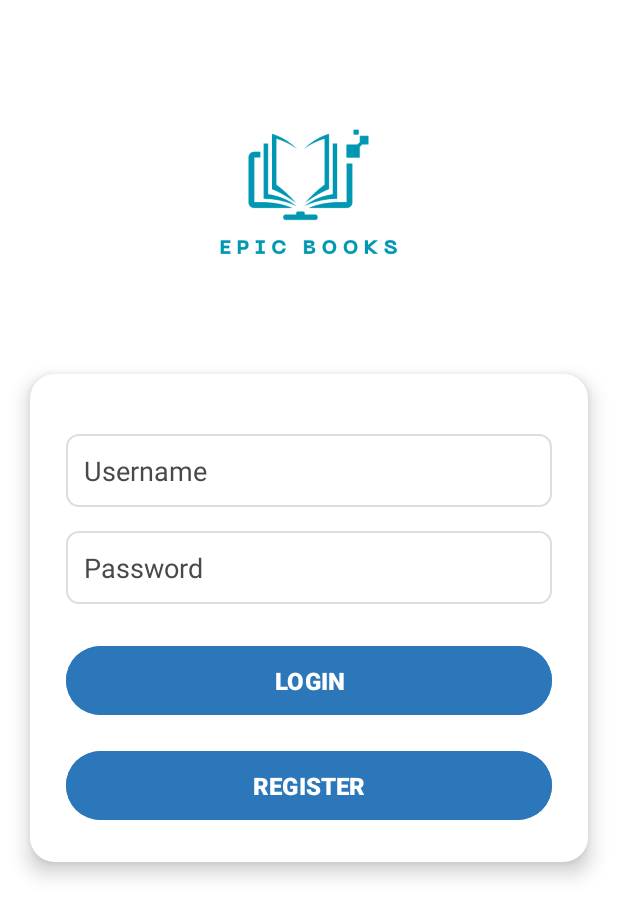
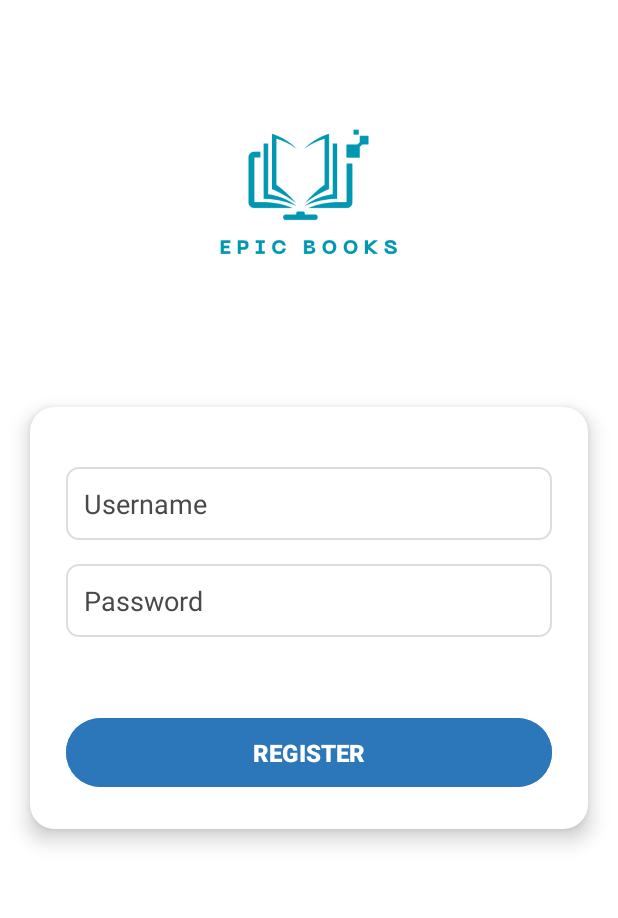
Before and after one commit to MinhajulKhairi/EpicBooks-Project, an Android app: the screen it shows after launch (RegisterActivity), after a tap on "REGISTER", on a phone screen of 412 x 824 dp. Shown: the top 918 px of the screen. Run offline under Robolectric (Android 15) with nearby library versions, the phone set to English and light mode, and no system bars; our stand-ins replace Picasso, Volley; pictures from the network do not load; 1 statement that could not run was skipped.

Commit message:
EpicBooks - Final PM

```diff
--- a/Final-PM/app/src/main/java/com/example/epicbooks/Api/BookApiService.java
+++ b/Final-PM/app/src/main/java/com/example/epicbooks/Api/BookApiService.java
@@ -7,6 +7,6 @@ import retrofit2.http.GET;
 import retrofit2.http.Query;
 
 public interface BookApiService {
-    @GET("volumes")
-    Call<BookResponse> getBooks(@Query("q") String query);
+    @GET("volumes") // untuk mencari dan mengambil daftar buku
+    Call<BookResponse> getBooks(@Query("q") String query); // untuk melakukan pencarian
 }
--- a/Final-PM/app/src/main/java/com/example/epicbooks/Fragment/HomeFragment.java
+++ b/Final-PM/app/src/main/java/com/example/epicbooks/Fragment/HomeFragment.java
@@ -68,6 +68,8 @@ public class HomeFragment extends Fragment {
         adapter = new BookAdapter(bookInfoArrayList, getContext());
         mRecyclerView.setAdapter(adapter);
 
+
+        // memberikan Data Default programming
         getBooksInfo("programming");
 
         logout = view.findViewById(R.id.btn_logout);
--- a/Final-PM/app/src/main/res/layout/activity_register.xml
+++ b/Final-PM/app/src/main/res/layout/activity_register.xml
@@ -51,17 +51,7 @@
             android:inputType="textPassword"
             android:layout_marginTop="16dp"/>
 
-        <Button
-            android:id="@+id/btn_login"
-            android:layout_width="match_parent"
-            android:layout_height="wrap_content"
-            android:text="LOGIN"
-            android:textSize="16sp"
-            android:textStyle="bold"
-            android:textColor="#FFFFFF"
-            android:backgroundTint="@color/colorPrimary"
-            android:padding="12dp"
-            android:layout_marginTop="24dp"/>
+
 
         <Button
             android:id="@+id/btn_register"
@@ -73,7 +63,7 @@
             android:textColor="#FFFFFF"
             android:backgroundTint="@color/colorPrimary"
             android:padding="12dp"
-            android:layout_marginTop="16dp"/>
+            android:layout_marginTop="50dp"/>
 
     </LinearLayout>
 </RelativeLayout>
--- a/Final-PM/app/src/main/res/layout/fragment_home.xml
+++ b/Final-PM/app/src/main/res/layout/fragment_home.xml
@@ -24,13 +24,15 @@
             android:paddingTop="16dp"
             android:scrollbars="vertical" />
 
-        <ProgressBar
-            android:id="@+id/idLoadingPB"
-            android:layout_width="wrap_content"
-            android:layout_height="wrap_content"
-            android:layout_centerInParent="true"
-            android:visibility="gone" />
+
     </FrameLayout>
+
+    <ProgressBar
+        android:id="@+id/idLoadingPB"
+        android:layout_width="wrap_content"
+        android:layout_height="wrap_content"
+        android:layout_centerInParent="true"
+        android:visibility="gone" />
 
     <include
         android:layout_width="match_parent"
```
Also changed, not shown: Final-PM/app/src/main/java/com/example/epicbooks/Adapter/BookAdapter.java (+3 -17 lines), Final-PM/app/src/main/java/com/example/epicbooks/Fragment/SearchFragment.java (+7 -1 lines).
